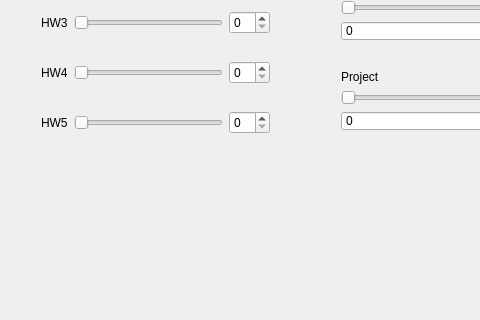
Qt form GradeCalculator/gradecalculator.ui (ukmerry/PIC10C-GradeCalculator) before a commit; both pictures show x 0 to 480 and y 188 to 508 of the 672 by 508 pixel window.
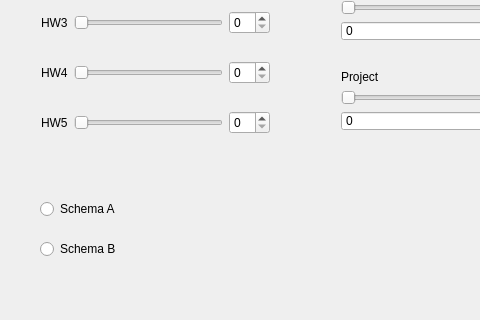
The same form after that commit.

Commit message: group codes into one place

What changed in the file:
```diff
--- a/GradeCalculator/gradecalculator.ui
+++ b/GradeCalculator/gradecalculator.ui
@@ -320,6 +320,32 @@
      </item>
     </layout>
    </widget>
+   <widget class="QRadioButton" name="radioButton">
+    <property name="geometry">
+     <rect>
+      <x>40</x>
+      <y>370</y>
+      <width>101</width>
+      <height>20</height>
+     </rect>
+    </property>
+    <property name="text">
+     <string>Schema A</string>
+    </property>
+   </widget>
+   <widget class="QRadioButton" name="radioButton_2">
+    <property name="geometry">
+     <rect>
+      <x>40</x>
+      <y>410</y>
+      <width>101</width>
+      <height>20</height>
+     </rect>
+    </property>
+    <property name="text">
+     <string>Schema B</string>
+    </property>
+   </widget>
   </widget>
   <widget class="QMenuBar" name="menuBar">
    <property name="geometry">
```
The commit also changes 2 other files.
